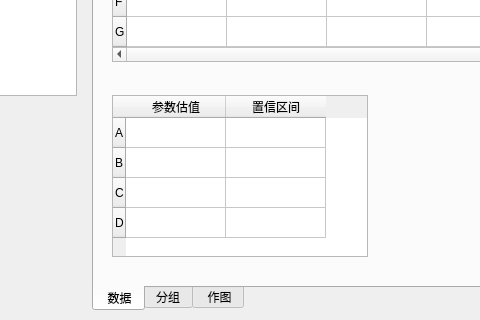
yanglinsensjtu/ELISAtool, file mainwindow.ui: the form before one commit; both pictures show x 244 to 724 and y 280 to 600 of the 1251 by 600 pixel window.
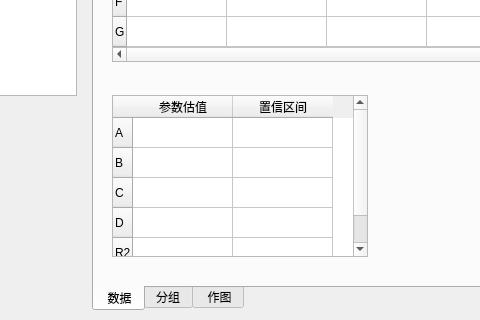
The form after the commit. The open tabs and pages were chosen to show the change.

Commit message: 将拟合所需的数据均值放入vector

```diff
--- a/mainwindow.ui
+++ b/mainwindow.ui
@@ -376,6 +376,11 @@
                <string>D</string>
               </property>
              </row>
+             <row>
+              <property name="text">
+               <string>R2</string>
+              </property>
+             </row>
              <column>
               <property name="text">
                <string>参数估值</string>
```
Left out of the diff: 2 changed lines with no effect on the pictures. The commit also changes 2 other files.
